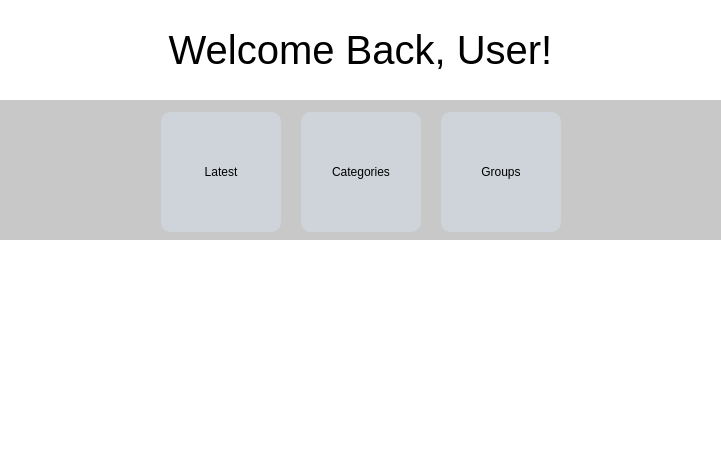
Above: copyclare/views/ui/home.ui from MotionInput/Team14-CopyClare before the change. Below: the same form after it.
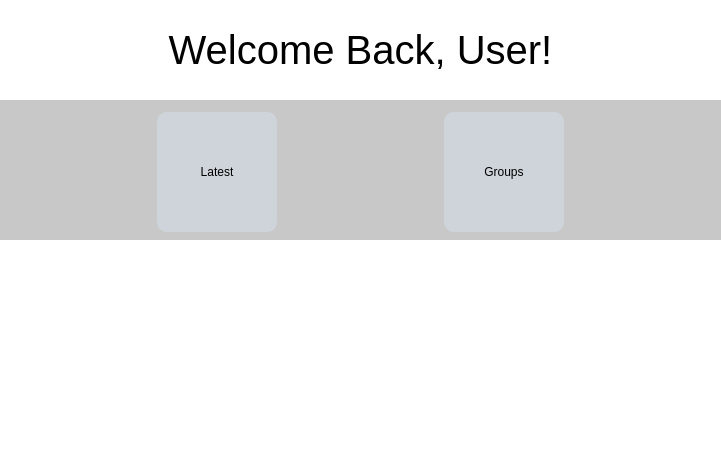
That is the form after the change.

Commit message: feat: rearranged buttons

Patch:
```diff
--- a/copyclare/views/ui/home.ui
+++ b/copyclare/views/ui/home.ui
@@ -191,11 +191,17 @@
           </widget>
          </item>
          <item>
-          <widget class="QPushButton" name="categories_button">
-           <property name="text">
-            <string>Categories</string>
+          <spacer name="horizontalSpacer_3">
+           <property name="orientation">
+            <enum>Qt::Horizontal</enum>
            </property>
-          </widget>
+           <property name="sizeHint" stdset="0">
+            <size>
+             <width>40</width>
+             <height>20</height>
+            </size>
+           </property>
+          </spacer>
          </item>
          <item>
           <widget class="QPushButton" name="groups_button">
```
The commit also changes 3 other files.
